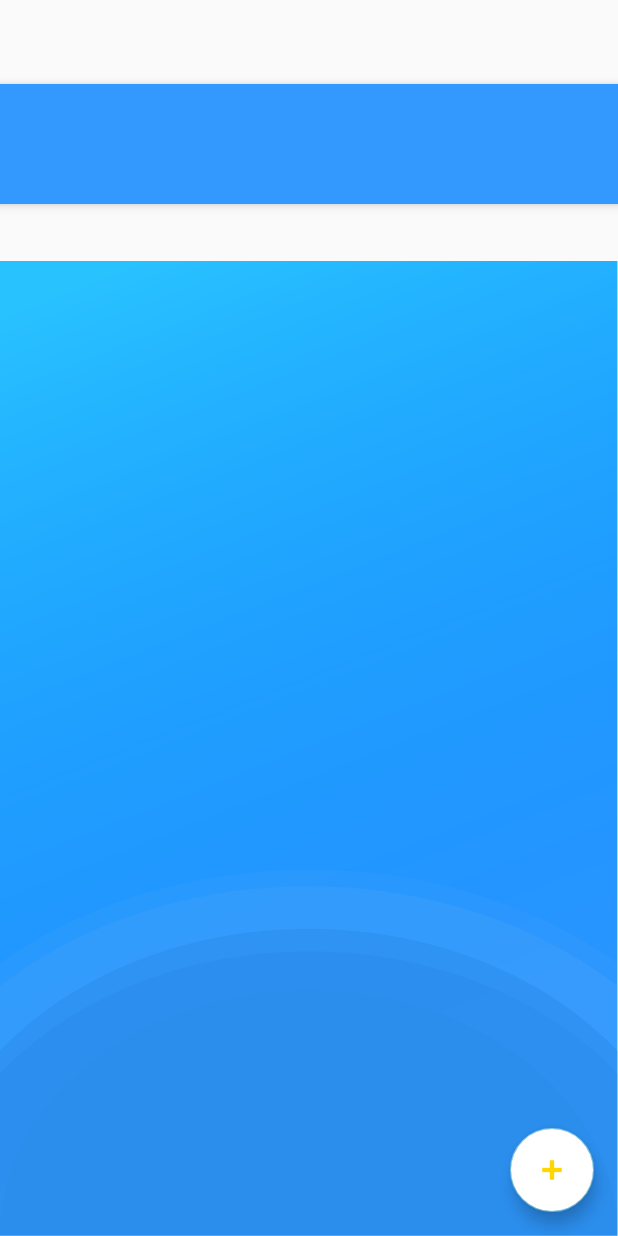
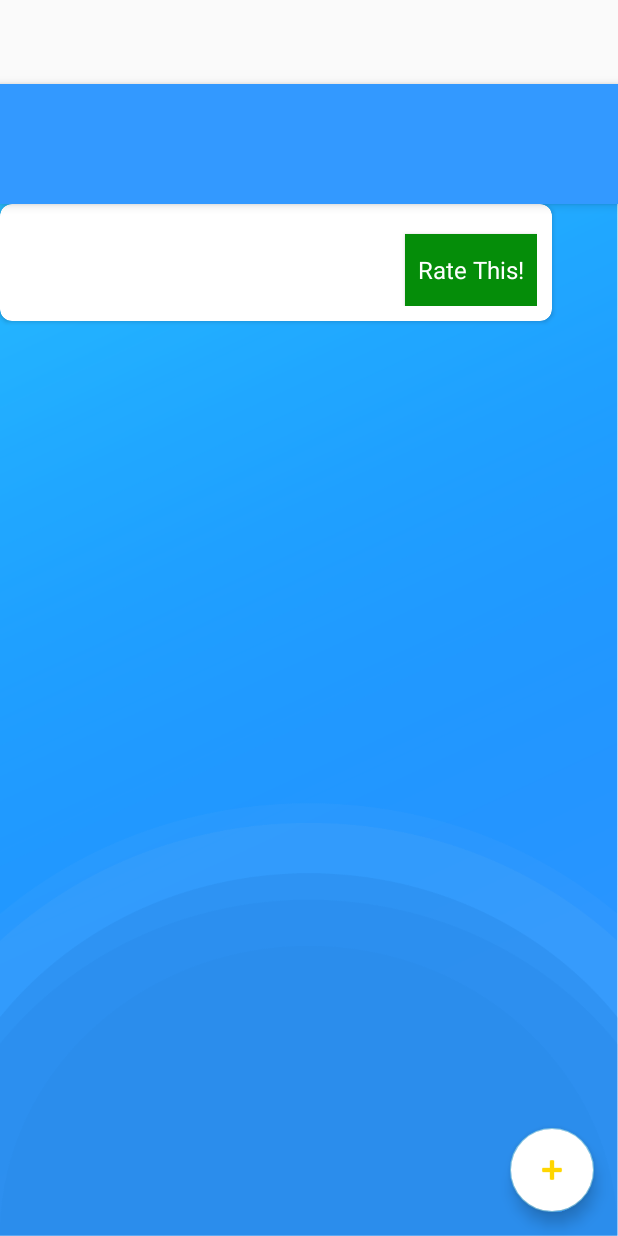
Before and after one commit to servalsam/TCSS450-rate-anything-frontend, an Android app: the layout activity_rating.xml on its own in the app's theme, with its tools: preview values and no code run, on a phone screen of 412 x 824 dp. Run offline under Robolectric (Android 15) with nearby library versions, the phone set to English and light mode, and no system bars.

Commit message:
Cleaned up login (still need to delete commented lines). Prepared rating xml for adding a rating fragment.

```diff
--- a/app/src/main/res/layout/activity_rating.xml
+++ b/app/src/main/res/layout/activity_rating.xml
@@ -28,7 +28,6 @@
             android:layout_marginLeft="5dp"
             android:textColor="#fff"
             android:textSize="16dp">
-
         </TextView>
 
         <ImageView
@@ -40,19 +39,49 @@
 
     </androidx.appcompat.widget.Toolbar>
 
-<!--
-    <androidx.core.widget.NestedScrollView
-        android:id="@+id/rating_container_in_rating_activity"
-        android:layout_width="match_parent"
-        android:layout_height="651dp"
-        android:layout_gravity="bottom"
-        android:background="@drawable/regular_screen"
-        app:layout_behavior="@string/appbar_scrolling_view_behavior" />
--->
     <RelativeLayout
         android:layout_width="match_parent"
-    android:layout_height="match_parent">
+        android:layout_height="match_parent"
+        android:background="@drawable/regular_screen"
+        android:layout_gravity="center_horizontal">
 
+        <androidx.cardview.widget.CardView
+            android:id="@+id/rating_activity_cardview"
+            android:layout_width="wrap_content"
+            android:layout_height="wrap_content"
+            android:layout_marginTop="80dp"
+            app:cardCornerRadius="8dp"
+            app:contentPadding="10dp">
+
+            <LinearLayout
+                android:layout_width="match_parent"
+                android:layout_height="wrap_content">
+
+                <TextView
+                    android:id="@+id/item_long_desc_activity_rating"
+                    android:layout_width="260dp"
+                    android:layout_height="wrap_content"
+                    android:padding="12dp"
+                    android:paddingStart="8dp"
+                    android:paddingLeft="8dp"
+                    android:textSize="16sp"
+                    android:textColor="@color/marinerBlue" />
+
+                <Button
+                    android:id="@+id/rating_activity_add_rating_button"
+                    android:layout_width="wrap_content"
+                    android:layout_height="wrap_content"
+                    android:background="#058D09"
+                    android:text="@string/activity_add_rating"
+                    android:textAppearance="?android:attr/textAppearanceMedium"
+                    android:textColor="@android:color/white"
+                    android:textSize="16sp"
+                    android:layout_marginTop="10dp"/>
+
+            </LinearLayout>
+
+        </androidx.cardview.widget.CardView>
+        <!--
     <TextView
         android:id="@+id/item_long_desc_activity_rating"
         android:layout_width="wrap_content"
@@ -64,30 +93,43 @@
         android:paddingStart="20dp">
 
     </TextView>
+-->
+        <!--
+    <androidx.cardview.widget.CardView
+        xmlns:card_view="http://schemas.android.com/apk/res-auto"
+        android:layout_width="wrap_content"
+        android:layout_height="wrap_content"
+        card_view:cardBackgroundColor="#058D09"
+        card_view:cardCornerRadius="8dp"
+        card_view:contentPadding="10dp"
+        android:layout_toEndOf="@id/item_long_desc_activity_rating"
+        android:layout_marginTop ="80dp"
+        android:layout_toRightOf="@id/item_long_desc_activity_rating">
 
+        <TextView
+            android:layout_width="wrap_content"
+            android:layout_height="wrap_content"
+            android:text="@string/activity_add_rating"
+            android:textSize="12sp"
+            android:textColor="@android:color/white"
+            android:textAppearance="?android:attr/textAppearanceMedium" />
+
+    </androidx.cardview.widget.CardView>
+-->
         <FrameLayout
             android:id="@+id/rating_activity_frameLayout_new"
             android:layout_width="match_parent"
             android:layout_height="match_parent"
-        android:layout_below="@id/item_long_desc_activity_rating"
+            android:layout_below="@id/rating_activity_cardview"
+            app:layout_behavior="@string/appbar_scrolling_view_behavior">
 
-        android:background="@drawable/regular_screen"
-        app:layout_behavior="@string/appbar_scrolling_view_behavior"
-        >
-
-        <!--
-                <include
-                layout="@layout/rating_list"
-                 />
-        -->
             <ProgressBar
                 android:id="@+id/rating_activity_progress_bar_new"
                 android:layout_width="wrap_content"
                 android:layout_height="wrap_content"
-            android:visibility="invisible"
                 android:layout_gravity="center"
                 android:indeterminateTint="@color/midnightBlue"
-            />
+                android:visibility="invisible" />
 
         </FrameLayout>
 
@@ -105,4 +147,47 @@
         app:srcCompat="@android:drawable/ic_input_add" />
 
 
+
+
+<!--
+<FrameLayout
+    android:layout_width="48sp"
+    android:layout_height="wrap_content"
+    android:layout_gravity="bottom|end"
+    android:layout_margin="16dp"
+    >
+
+    <com.google.android.material.floatingactionbutton.FloatingActionButton
+        android:id="@+id/fab_rating_activity_new"
+        android:layout_width="wrap_content"
+        android:layout_height="wrap_content"
+        android:background="#3EA055"
+        android:src="@android:color/transparent"
+        android:visibility="invisible"
+         />
+
+    <androidx.cardview.widget.CardView
+        xmlns:card_view="http://schemas.android.com/apk/res-auto"
+        android:layout_width="wrap_content"
+        android:layout_height="wrap_content"
+        card_view:cardBackgroundColor="#058D09"
+        card_view:cardCornerRadius="10dp"
+        card_view:contentPadding="10dp"
+        >
+
+        <TextView
+            android:layout_width="wrap_content"
+            android:layout_height="wrap_content"
+            android:layout_gravity="center"
+            android:text="Rate  This!"
+            android:textSize="12sp"
+            android:textColor="@android:color/white"
+            android:textAppearance="?android:attr/textAppearanceMedium" />
+
+    </androidx.cardview.widget.CardView>
+
+</FrameLayout>
+-->
+
+
 </androidx.coordinatorlayout.widget.CoordinatorLayout>
--- a/app/src/main/res/layout/fragment_login.xml
+++ b/app/src/main/res/layout/fragment_login.xml
@@ -38,7 +38,7 @@
         android:text="@string/login_directions_part2"
         android:textColor="#fff"
         android:textSize="16dp" />
-
+<!--
     <EditText
         android:id="@+id/emailAddress_id"
         android:background="@drawable/rounded_shape"
@@ -52,7 +52,7 @@
         android:layout_height="62dp"
         android:textColor="#000"
         android:textSize="24dp"/>
-
+-->
     <EditText
         android:id="@+id/username_id"
         android:hint="@string/enter_username"
--- a/app/src/main/res/layout/item_rating_layout.xml
+++ b/app/src/main/res/layout/item_rating_layout.xml
@@ -43,7 +43,6 @@ android:foreground="?selectableItemBackground"
             android:padding="4dp"
             />
 
-
     </LinearLayout>
 
     <LinearLayout
@@ -65,8 +64,6 @@ android:foreground="?selectableItemBackground"
 
     </LinearLayout>
 
-
-
 </RelativeLayout>
 
 </androidx.cardview.widget.CardView>
--- a/app/src/main/res/values/strings.xml
+++ b/app/src/main/res/values/strings.xml
@@ -14,7 +14,7 @@
     <!-- Login Fragment  -->
     <string name="login_fragment">Login fragment</string>
     <string name="enter_email">Email</string>
-    <string name="enter_username">Username</string>
+    <string name="enter_username">Username / Email</string>
     <string name="enter_password">Password</string>
     <string name="btn_sign_in">Login</string>
     <string name="stay_logged_in">Stay Logged-In?</string>
@@ -53,8 +53,9 @@
     <string name="proceed_to_categories">Continue</string>
     <string name="proceed_as_guest">Continue as Guest</string>
 
-    <!-- Ratings Fragment -->
+    <!-- Ratings Activity and Fragment -->
     <string name="rating_anon_author">Anonymous</string>
+    <string name="activity_add_rating">Rate  This!</string>
 
     <!-- Add Category -->
     <string name="hint_category">Category name</string>
```
Also changed, not shown: app/src/main/java/edu/tacoma/uw/group9_450project/rateanything/RatingActivity.java (+18 -2 lines), app/src/main/java/edu/tacoma/uw/group9_450project/rateanything/authenticate/LoginFragment.java (+44 -26 lines), app/src/main/java/edu/tacoma/uw/group9_450project/rateanything/authenticate/StartActivity.java (+11 -1 lines). Lines whose indentation alone changed are shown as unchanged.
